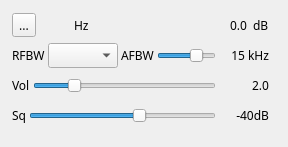
Above: plugins/channelrx/demodwfm/wfmdemodgui.ui from f4exb/sdrangel before the change. Below: the same form after it.
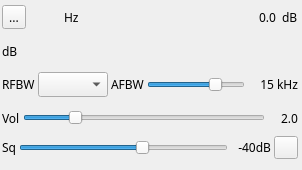
That is the form after the change. Icons and pictures are not drawn. Custom widgets are drawn as their Qt base class.

Commit message: WFM demod: Set fixed geometry. Audio mute

```diff
--- a/plugins/channelrx/demodwfm/wfmdemodgui.ui
+++ b/plugins/channelrx/demodwfm/wfmdemodgui.ui
@@ -6,10 +6,22 @@
    <rect>
     <x>0</x>
     <y>0</y>
-    <width>288</width>
-    <height>147</height>
+    <width>302</width>
+    <height>170</height>
    </rect>
   </property>
+  <property name="minimumSize">
+   <size>
+    <width>302</width>
+    <height>0</height>
+   </size>
+  </property>
+  <property name="maximumSize">
+   <size>
+    <width>302</width>
+    <height>16777215</height>
+   </size>
+  </property>
   <property name="font">
    <font>
     <family>Sans Serif</family>
@@ -22,12 +34,24 @@
   <widget class="QWidget" name="settingsContainer" native="true">
    <property name="geometry">
     <rect>
-     <x>10</x>
-     <y>10</y>
-     <width>261</width>
-     <height>121</height>
+     <x>0</x>
+     <y>0</y>
+     <width>300</width>
+     <height>161</height>
     </rect>
    </property>
+   <property name="minimumSize">
+    <size>
+     <width>300</width>
+     <height>0</height>
+    </size>
+   </property>
+   <property name="maximumSize">
+    <size>
+     <width>300</width>
+     <height>16777215</height>
+    </size>
+   </property>
    <property name="windowTitle">
     <string>Settings</string>
    </property>
@@ -140,6 +164,42 @@
       </item>
      </layout>
     </item>
+    <item>
+     <layout class="QHBoxLayout" name="levelMeterLAyout">
+      <item>
+       <widget class="QLabel" name="channelPowerMeter_2">
+        <property name="text">
+         <string>dB</string>
+        </property>
+       </widget>
+      </item>
+      <item>
+       <widget class="LevelMeterSignalDB" name="channelPowerMeter" native="true">
+        <property name="sizePolicy">
+         <sizepolicy hsizetype="MinimumExpanding" vsizetype="Preferred">
+          <horstretch>0</horstretch>
+          <verstretch>0</verstretch>
+         </sizepolicy>
+        </property>
+        <property name="minimumSize">
+         <size>
+          <width>0</width>
+          <height>24</height>
+         </size>
+        </property>
+        <property name="font">
+         <font>
+          <family>Monospace</family>
+          <pointsize>8</pointsize>
+         </font>
+        </property>
+        <property name="toolTip">
+         <string>channelPowerMeterUnits</string>
+        </property>
+       </widget>
+      </item>
+     </layout>
+    </item>
     <item>
      <layout class="QHBoxLayout" name="afBandwidthLayout">
       <item>
@@ -238,10 +298,16 @@
        <widget class="QLabel" name="volumeText">
         <property name="minimumSize">
          <size>
-          <width>50</width>
+          <width>30</width>
           <height>0</height>
          </size>
         </property>
+        <property name="maximumSize">
+         <size>
+          <width>30</width>
+          <height>16777215</height>
+         </size>
+        </property>
         <property name="text">
          <string>2.0</string>
         </property>
@@ -284,10 +350,16 @@
        <widget class="QLabel" name="squelchText">
         <property name="minimumSize">
          <size>
-          <width>50</width>
+          <width>40</width>
           <height>0</height>
          </size>
         </property>
+        <property name="maximumSize">
+         <size>
+          <width>40</width>
+          <height>16777215</height>
+         </size>
+        </property>
         <property name="text">
          <string>-40dB</string>
         </property>
@@ -296,6 +368,21 @@
         </property>
        </widget>
       </item>
+      <item>
+       <widget class="QToolButton" name="audioMute">
+        <property name="text">
+         <string/>
+        </property>
+        <property name="icon">
+         <iconset resource="../../../sdrbase/resources/res.qrc">
+          <normaloff>:/sound_on.png</normaloff>
+          <normalon>:/sound_off.png</normalon>:/sound_on.png</iconset>
+        </property>
+        <property name="checkable">
+         <bool>true</bool>
+        </property>
+       </widget>
+      </item>
      </layout>
     </item>
    </layout>
@@ -314,6 +401,12 @@
    <header>gui/valuedial.h</header>
    <container>1</container>
   </customwidget>
+  <customwidget>
+   <class>LevelMeterSignalDB</class>
+   <extends>QWidget</extends>
+   <header>gui/levelmeter.h</header>
+   <container>1</container>
+  </customwidget>
  </customwidgets>
  <resources>
   <include location="../../../sdrbase/resources/res.qrc"/>
```
Left out of the diff: 15 changed lines with no effect on the pictures. The commit also changes 4 other files.
